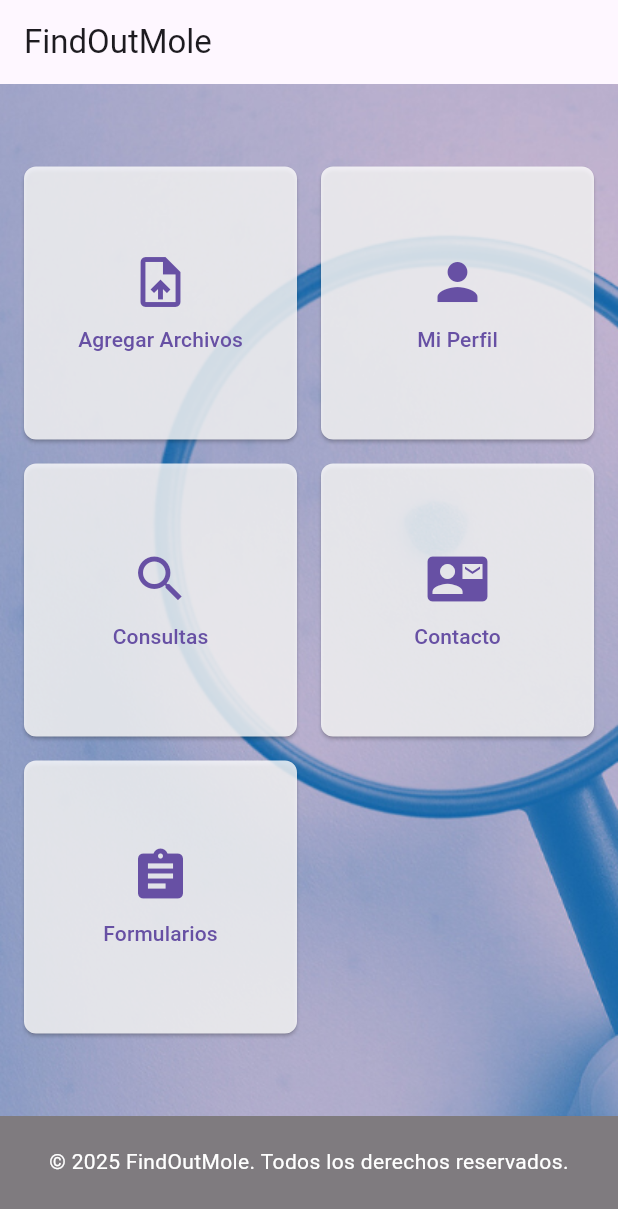
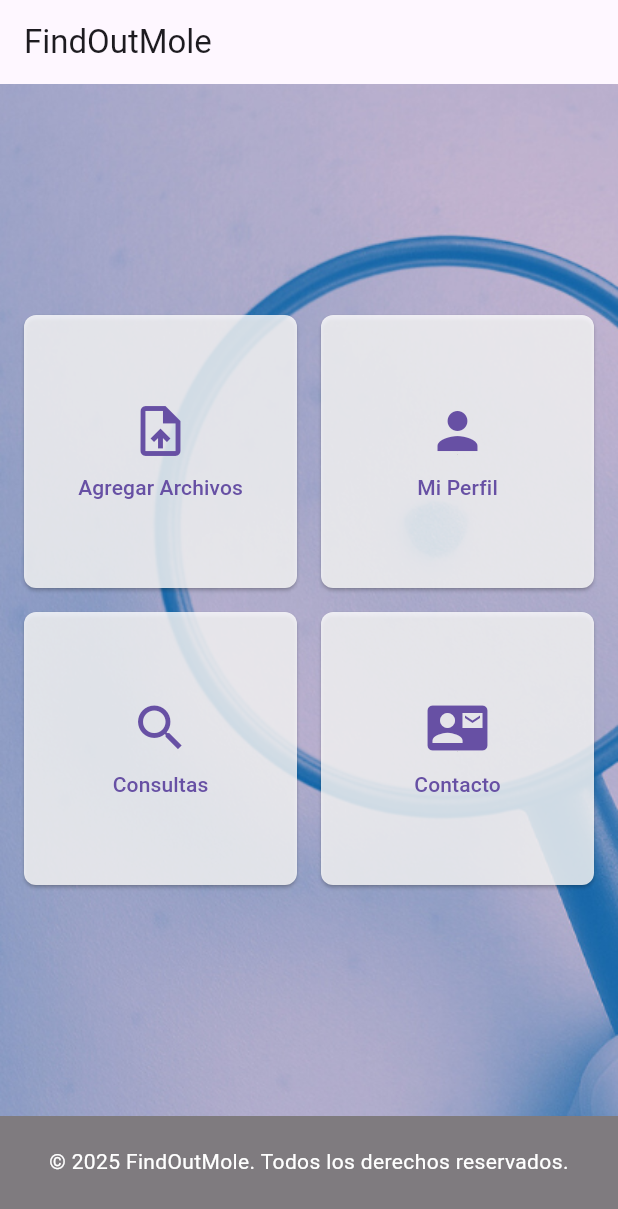
Before and after one commit to Sergi-10/findoutmole_copia, a Flutter app: the screen it shows after launch, swiped to page 3, on a phone screen of 412 x 824 dp. Shown: the top 1209 px of the screen. Run offline on Flutter 3.47's test engine with Material 3 defaults, Android fonts, the phone set to English and light mode, and no system bars.

Commit message:
Agrego formulario dentro de mi perfil

```diff
--- a/lib/screen/menu_screen/Home.dart
+++ b/lib/screen/menu_screen/Home.dart
@@ -1,6 +1,5 @@
 import 'package:flutter/material.dart';
 import 'package:findoutmole/screen/menu_screen/Perfil.dart'; // Pantalla de perfil
-import 'package:findoutmole/screen/menu_screen/Formularios.dart'; // Pantalla de formularios
 
 class HomePage extends StatelessWidget {
   const HomePage({super.key});
@@ -128,32 +127,6 @@ class HomePage extends StatelessWidget {
                         ],
                       ),
                     ),
-                    // Botón 5: Formularios
-                    ElevatedButton(
-                      style: ElevatedButton.styleFrom(
-                        backgroundColor: Colors.white.withOpacity(0.8), // Fondo con transparencia
-                        padding: const EdgeInsets.all(16.0),
-                        shape: RoundedRectangleBorder(
-                          borderRadius: BorderRadius.circular(8.0),
-                        ),
-                      ),
-                      onPressed: () {
-                        Navigator.push(
-                          context,
-                          MaterialPageRoute(
-                            builder: (context) => FormulariosPage(), // Navega a la pantalla de formularios
-                          ),
-                        );
-                      },
-                      child: Column(
-                        mainAxisAlignment: MainAxisAlignment.center,
-                        children: [
-                          Icon(Icons.assignment, size: 40),
-                          SizedBox(height: 8),
-                          Text('Formularios'),
-                        ],
-                      ),
-                    ),
                   ],
                 ),
               ),
```
Also changed, not shown: lib/screen/menu_screen/Perfil.dart (+14 -2 lines), lib/screen/menu_screen/Formularios.dart (line endings or trailing spaces).
